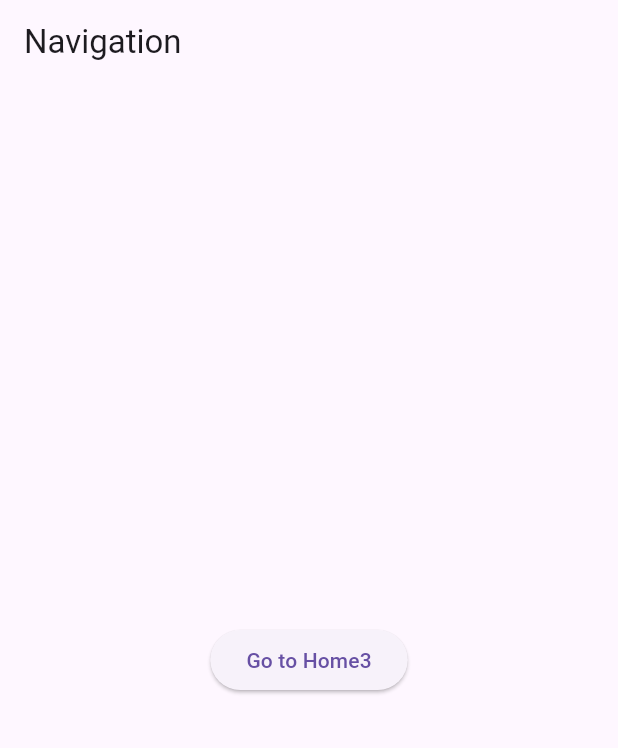
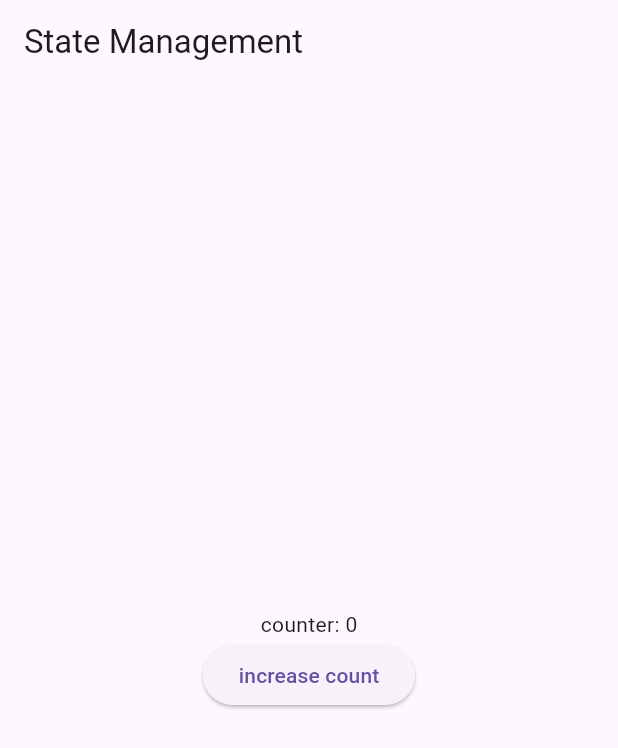
Before and after one commit to kiingxo/getx-tutorial, a Flutter app: the screen it shows after launch, on a phone screen of 412 x 824 dp. Shown: the top 748 px of the screen. Run offline on Flutter 3.47's test engine with Material 3 defaults, Android fonts, the phone set to English and light mode, and no system bars; our stand-ins replace get.

Commit message:
Reactive statemanagement

```diff
--- a/lib/main.dart
+++ b/lib/main.dart
@@ -12,47 +12,41 @@ class MyApp extends StatelessWidget {
 
   @override
   Widget build(BuildContext context) {
-    return GetMaterialApp(
+    return const GetMaterialApp(
       debugShowCheckedModeBanner: false,
-      initialRoute: "/",
-      getPages: [
-        GetPage(
-          name: "/",
-          page: () => const MyApp(),
-        ),
-        GetPage(
-          name: "/home",
-          page: () => const Home2(),
-        ),
-        GetPage(
-          name: "/next",
-          page: () => const NextPage(),
-        ),
-      ],
       title: "Getx",
-      home: const HomePage(),
+      home: HomePage(),
     );
   }
 }
 
 class HomePage extends StatelessWidget {
   const HomePage({super.key});
+
   @override
   Widget build(BuildContext context) {
+    var counter = 0.obs;
+    void increase() {
+      counter++;
+    }
+
     return Scaffold(
       appBar: AppBar(
-        title: const Text("Navigation"),
+        title: const Text("State Management"),
       ),
       body: Center(
         child: Column(
           mainAxisAlignment: MainAxisAlignment.center,
           crossAxisAlignment: CrossAxisAlignment.center,
           children: [
+            Obx(
+              () => Text("counter: $counter"),
+            ),
             ElevatedButton(
               onPressed: () {
-                Get.toNamed("/home");
+                increase();
               },
-              child: const Text("Go to Home3"),
+              child: const Text("increase count"),
             ),
           ],
         ),
@@ -60,52 +54,3 @@ class HomePage extends StatelessWidget {
     );
   }
 }
-
-class Home2 extends StatelessWidget {
-  const Home2({super.key});
-
-  @override
-  Widget build(BuildContext context) {
-    return Scaffold(
-      appBar: AppBar(
-        title: const Text("Home Screen"),
-      ),
-      body: Center(
-        child: Column(
-          mainAxisAlignment: MainAxisAlignment.center,
-          crossAxisAlignment: CrossAxisAlignment.center,
-          children: [
-            ElevatedButton(
-              onPressed: () {
-                Get.back();
-              },
-              child: const Text("Go mainscreen"),
-            ),
-            ElevatedButton(
-              onPressed: () {},
-              child: const Text("Go to next screen"),
-            ),
-            const SizedBox(
-              height: 15,
-            ),
-          ],
-        ),
-      ),
-    );
-  }
-}
-
-class NextPage extends StatelessWidget {
-  const NextPage({super.key});
-
-  @override
-  Widget build(BuildContext context) {
-    return Scaffold(
-      appBar: AppBar(
-        title: const Text(
-          "Next Page",
-        ),
-      ),
-    );
-  }
-}
```
